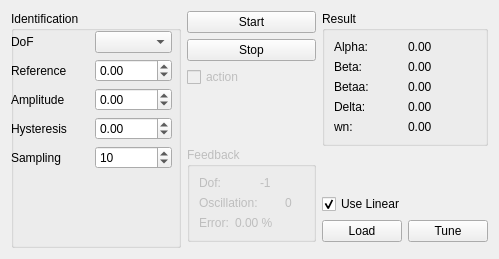
Qt form labust_gui/src/control/resource/Identification.ui (pi19404/labust-ros-pkg) before a commit.
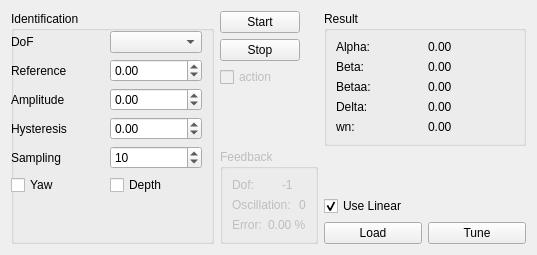
The same form after that commit.

Commit message: Added outlier rejection for DVL measurements. Expanded the identification gui to allow yaw and depth control during identification.

The edit to the form file:
```diff
--- a/labust_gui/src/control/resource/Identification.ui
+++ b/labust_gui/src/control/resource/Identification.ui
@@ -6,8 +6,8 @@
    <rect>
     <x>0</x>
     <y>0</y>
-    <width>499</width>
-    <height>259</height>
+    <width>537</width>
+    <height>255</height>
    </rect>
   </property>
   <property name="sizePolicy">
@@ -19,8 +19,131 @@
   <property name="windowTitle">
    <string>Form</string>
   </property>
-  <layout class="QGridLayout" name="gridLayout_5">
-   <item row="0" column="1">
+  <layout class="QHBoxLayout" name="horizontalLayout">
+   <item>
+    <widget class="QGroupBox" name="groupBox_4">
+     <property name="sizePolicy">
+      <sizepolicy hsizetype="Minimum" vsizetype="Preferred">
+       <horstretch>0</horstretch>
+       <verstretch>0</verstretch>
+      </sizepolicy>
+     </property>
+     <property name="minimumSize">
+      <size>
+       <width>170</width>
+       <height>0</height>
+      </size>
+     </property>
+     <property name="title">
+      <string>Identification</string>
+     </property>
+     <widget class="QWidget" name="gridLayoutWidget_4">
+      <property name="geometry">
+       <rect>
+        <x>0</x>
+        <y>20</y>
+        <width>191</width>
+        <height>217</height>
+       </rect>
+      </property>
+      <layout class="QGridLayout" name="gridLayout_4">
+       <property name="sizeConstraint">
+        <enum>QLayout::SetMaximumSize</enum>
+       </property>
+       <item row="2" column="0">
+        <widget class="QLabel" name="label_9">
+         <property name="text">
+          <string>Amplitude</string>
+         </property>
+        </widget>
+       </item>
+       <item row="1" column="0">
+        <widget class="QLabel" name="label_8">
+         <property name="text">
+          <string>Reference</string>
+         </property>
+        </widget>
+       </item>
+       <item row="0" column="1">
+        <widget class="QComboBox" name="dofCombo"/>
+       </item>
+       <item row="0" column="0">
+        <widget class="QLabel" name="label_7">
+         <property name="text">
+          <string>DoF</string>
+         </property>
+        </widget>
+       </item>
+       <item row="3" column="0">
+        <widget class="QLabel" name="label_10">
+         <property name="text">
+          <string>Hysteresis</string>
+         </property>
+        </widget>
+       </item>
+       <item row="2" column="1">
+        <widget class="QDoubleSpinBox" name="identAmp">
+         <property name="minimum">
+          <double>-100.000000000000000</double>
+         </property>
+         <property name="maximum">
+          <double>100.000000000000000</double>
+         </property>
+        </widget>
+       </item>
+       <item row="1" column="1">
+        <widget class="QDoubleSpinBox" name="identRef">
+         <property name="minimum">
+          <double>-100.000000000000000</double>
+         </property>
+         <property name="maximum">
+          <double>100.000000000000000</double>
+         </property>
+        </widget>
+       </item>
+       <item row="4" column="0">
+        <widget class="QLabel" name="label_21">
+         <property name="text">
+          <string>Sampling</string>
+         </property>
+        </widget>
+       </item>
+       <item row="3" column="1">
+        <widget class="QDoubleSpinBox" name="identHyst">
+         <property name="minimum">
+          <double>-100.000000000000000</double>
+         </property>
+         <property name="maximum">
+          <double>100.000000000000000</double>
+         </property>
+        </widget>
+       </item>
+       <item row="4" column="1">
+        <widget class="QSpinBox" name="identTs">
+         <property name="value">
+          <number>10</number>
+         </property>
+        </widget>
+       </item>
+       <item row="5" column="0">
+        <widget class="QCheckBox" name="yawCheck">
+         <property name="text">
+          <string>Yaw</string>
+         </property>
+        </widget>
+       </item>
+       <item row="5" column="1">
+        <widget class="QCheckBox" name="depthCheck">
+         <property name="text">
+          <string>Depth</string>
+         </property>
+        </widget>
+       </item>
+      </layout>
+     </widget>
+    </widget>
+   </item>
+   <item>
     <layout class="QVBoxLayout" name="verticalLayout">
      <property name="sizeConstraint">
       <enum>QLayout::SetDefaultConstraint</enum>
@@ -28,7 +151,7 @@
      <item>
       <widget class="QPushButton" name="startIdent">
        <property name="sizePolicy">
-        <sizepolicy hsizetype="Preferred" vsizetype="Fixed">
+        <sizepolicy hsizetype="Maximum" vsizetype="Fixed">
          <horstretch>0</horstretch>
          <verstretch>0</verstretch>
         </sizepolicy>
@@ -41,7 +164,7 @@
      <item>
       <widget class="QPushButton" name="stopIdent">
        <property name="sizePolicy">
-        <sizepolicy hsizetype="Preferred" vsizetype="Fixed">
+        <sizepolicy hsizetype="Maximum" vsizetype="Fixed">
          <horstretch>0</horstretch>
          <verstretch>0</verstretch>
         </sizepolicy>
@@ -57,7 +180,7 @@
         <bool>false</bool>
        </property>
        <property name="sizePolicy">
-        <sizepolicy hsizetype="Preferred" vsizetype="Fixed">
+        <sizepolicy hsizetype="Maximum" vsizetype="Fixed">
          <horstretch>0</horstretch>
          <verstretch>0</verstretch>
         </sizepolicy>
@@ -72,6 +195,12 @@
      </item>
      <item>
       <spacer name="verticalSpacer">
+       <property name="sizePolicy">
+        <sizepolicy hsizetype="Maximum" vsizetype="Expanding">
+         <horstretch>0</horstretch>
+         <verstretch>0</verstretch>
+        </sizepolicy>
+       </property>
        <property name="orientation">
         <enum>Qt::Vertical</enum>
        </property>
@@ -88,6 +217,12 @@
        <property name="enabled">
         <bool>false</bool>
        </property>
+       <property name="sizePolicy">
+        <sizepolicy hsizetype="Maximum" vsizetype="Preferred">
+         <horstretch>0</horstretch>
+         <verstretch>0</verstretch>
+        </sizepolicy>
+       </property>
        <property name="title">
         <string>Feedback</string>
        </property>
@@ -100,6 +235,12 @@
        <layout class="QGridLayout" name="gridLayout_2">
         <item row="1" column="3">
          <widget class="QLabel" name="fbOsc">
+          <property name="sizePolicy">
+           <sizepolicy hsizetype="Maximum" vsizetype="Preferred">
+            <horstretch>0</horstretch>
+            <verstretch>0</verstretch>
+           </sizepolicy>
+          </property>
           <property name="text">
            <string>0</string>
           </property>
@@ -107,6 +248,12 @@
         </item>
         <item row="0" column="2">
          <widget class="QLabel" name="fbDof">
+          <property name="sizePolicy">
+           <sizepolicy hsizetype="Maximum" vsizetype="Preferred">
+            <horstretch>0</horstretch>
+            <verstretch>0</verstretch>
+           </sizepolicy>
+          </property>
           <property name="text">
            <string>-1</string>
           </property>
@@ -114,6 +261,12 @@
         </item>
         <item row="1" column="0" colspan="3">
          <widget class="QLabel" name="label_2">
+          <property name="sizePolicy">
+           <sizepolicy hsizetype="Maximum" vsizetype="Preferred">
+            <horstretch>0</horstretch>
+            <verstretch>0</verstretch>
+           </sizepolicy>
+          </property>
           <property name="text">
            <string>Oscillation:</string>
           </property>
@@ -121,6 +274,12 @@
         </item>
         <item row="2" column="1" colspan="3">
          <widget class="QLabel" name="fbError">
+          <property name="sizePolicy">
+           <sizepolicy hsizetype="Maximum" vsizetype="Preferred">
+            <horstretch>0</horstretch>
+            <verstretch>0</verstretch>
+           </sizepolicy>
+          </property>
           <property name="text">
            <string>0.00 %</string>
           </property>
@@ -128,6 +287,12 @@
         </item>
         <item row="0" column="0" colspan="2">
          <widget class="QLabel" name="label">
+          <property name="sizePolicy">
+           <sizepolicy hsizetype="Maximum" vsizetype="Preferred">
+            <horstretch>0</horstretch>
+            <verstretch>0</verstretch>
+           </sizepolicy>
+          </property>
           <property name="text">
            <string>Dof:</string>
           </property>
@@ -135,6 +300,12 @@
         </item>
         <item row="2" column="0">
          <widget class="QLabel" name="label_3">
+          <property name="sizePolicy">
+           <sizepolicy hsizetype="Maximum" vsizetype="Preferred">
+            <horstretch>0</horstretch>
+            <verstretch>0</verstretch>
+           </sizepolicy>
+          </property>
           <property name="text">
            <string>Error:</string>
           </property>
@@ -145,7 +316,7 @@
      </item>
     </layout>
    </item>
-   <item row="0" column="3">
+   <item>
     <layout class="QVBoxLayout" name="verticalLayout_2">
      <property name="sizeConstraint">
       <enum>QLayout::SetDefaultConstraint</enum>
@@ -272,115 +443,6 @@
      </item>
     </layout>
    </item>
-   <item row="0" column="0" rowspan="2">
-    <widget class="QGroupBox" name="groupBox_4">
-     <property name="sizePolicy">
-      <sizepolicy hsizetype="Fixed" vsizetype="Minimum">
-       <horstretch>0</horstretch>
-       <verstretch>0</verstretch>
-      </sizepolicy>
-     </property>
-     <property name="minimumSize">
-      <size>
-       <width>170</width>
-       <height>0</height>
-      </size>
-     </property>
-     <property name="title">
-      <string>Identification</string>
-     </property>
-     <widget class="QWidget" name="gridLayoutWidget_4">
-      <property name="geometry">
-       <rect>
-        <x>0</x>
-        <y>20</y>
-        <width>161</width>
-        <height>161</height>
-       </rect>
-      </property>
-      <layout class="QGridLayout" name="gridLayout_4">
-       <property name="sizeConstraint">
-        <enum>QLayout::SetMaximumSize</enum>
-       </property>
-       <item row="2" column="0">
-        <widget class="QLabel" name="label_9">
-         <property name="text">
-          <string>Amplitude</string>
-         </property>
-        </widget>
-       </item>
-       <item row="1" column="0">
-        <widget class="QLabel" name="label_8">
-         <property name="text">
-          <string>Reference</string>
-         </property>
-        </widget>
-       </item>
-       <item row="0" column="1">
-        <widget class="QComboBox" name="dofCombo"/>
-       </item>
-       <item row="0" column="0">
-        <widget class="QLabel" name="label_7">
-         <property name="text">
-          <string>DoF</string>
-         </property>
-        </widget>
-       </item>
-       <item row="3" column="0">
-        <widget class="QLabel" name="label_10">
-         <property name="text">
-          <string>Hysteresis</string>
-         </property>
-        </widget>
-       </item>
-       <item row="2" column="1">
-        <widget class="QDoubleSpinBox" name="identAmp">
-         <property name="minimum">
-          <double>-100.000000000000000</double>
-         </property>
-         <property name="maximum">
-          <double>100.000000000000000</double>
-         </property>
-        </widget>
-       </item>
-       <item row="1" column="1">
-        <widget class="QDoubleSpinBox" name="identRef">
-         <property name="minimum">
-          <double>-100.000000000000000</double>
-         </property>
-         <property name="maximum">
-          <double>100.000000000000000</double>
-         </property>
-        </widget>
-       </item>
-       <item row="4" column="0">
-        <widget class="QLabel" name="label_21">
-         <property name="text">
-          <string>Sampling</string>
-         </property>
-        </widget>
-       </item>
-       <item row="3" column="1">
-        <widget class="QDoubleSpinBox" name="identHyst">
-         <property name="minimum">
-          <double>-100.000000000000000</double>
-         </property>
-         <property name="maximum">
-          <double>100.000000000000000</double>
-         </property>
-        </widget>
-       </item>
-       <item row="4" column="1">
-        <widget class="QSpinBox" name="identTs">
-         <property name="value">
-          <number>10</number>
-         </property>
-        </widget>
-       </item>
-      </layout>
-     </widget>
-    </widget>
-   </item>
   </layout>
  </widget>
  <resources/>
```
The commit also changes 3 other files.
